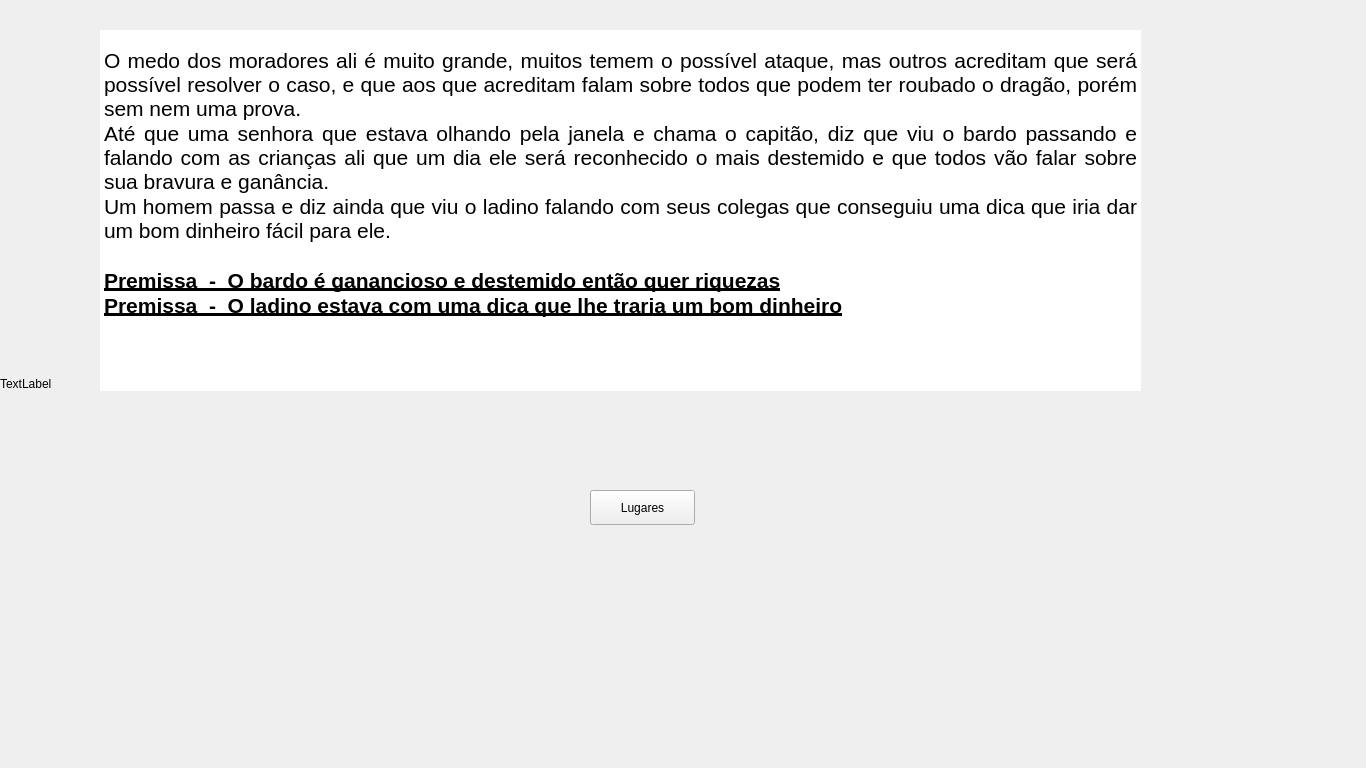
Old version of the form ui/thirteenthwindow.ui in the repository eriklemy/Detetive.
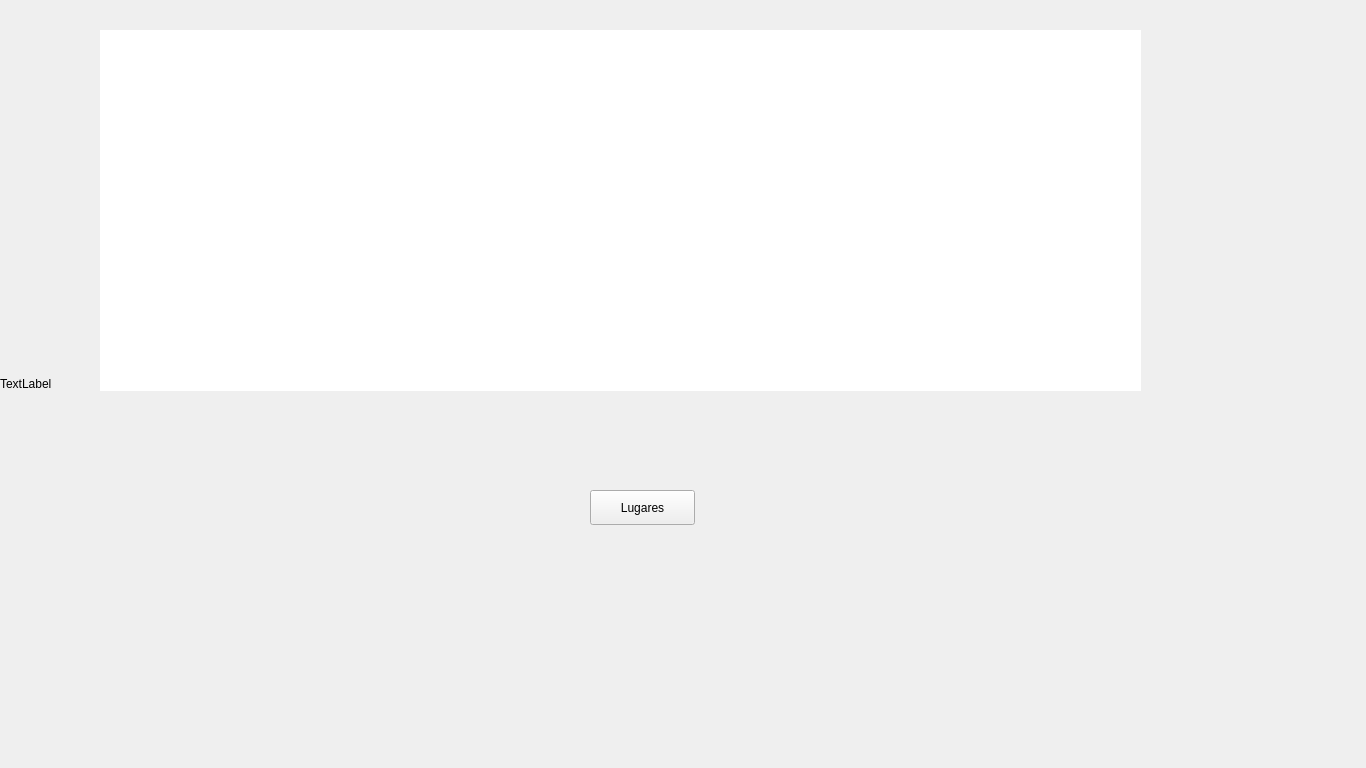
New version of the form.

The edit to the form file:
```diff
--- a/ui/thirteenthwindow.ui
+++ b/ui/thirteenthwindow.ui
@@ -76,12 +76,12 @@
 p, li { white-space: pre-wrap; }
 &lt;/style&gt;&lt;/head&gt;&lt;body style=&quot; font-family:'Segoe UI'; font-size:9pt; font-weight:400; font-style:normal;&quot;&gt;
 &lt;p align=&quot;justify&quot; style=&quot;-qt-paragraph-type:empty; margin-top:0px; margin-bottom:0px; margin-left:0px; margin-right:0px; -qt-block-indent:0; text-indent:0px;&quot;&gt;&lt;br /&gt;&lt;/p&gt;
-&lt;p align=&quot;justify&quot; style=&quot; margin-top:0px; margin-bottom:0px; margin-left:0px; margin-right:0px; -qt-block-indent:0; text-indent:0px;&quot;&gt;&lt;span style=&quot; font-size:16pt;&quot;&gt;O medo dos moradores ali é muito grande, muitos temem o possível ataque, mas outros acreditam que será possível resolver o caso, e que aos que acreditam falam sobre todos que podem ter roubado o dragão, porém sem nem uma prova. &lt;/span&gt;&lt;/p&gt;
-&lt;p align=&quot;justify&quot; style=&quot; margin-top:0px; margin-bottom:0px; margin-left:0px; margin-right:0px; -qt-block-indent:0; text-indent:0px;&quot;&gt;&lt;span style=&quot; font-size:16pt;&quot;&gt;Até que uma senhora que estava olhando pela janela e chama o capitão, diz que viu o bardo passando e falando com as crianças ali que um dia ele será reconhecido o mais destemido e que todos vão falar sobre sua bravura e ganância.&lt;/span&gt;&lt;/p&gt;
-&lt;p align=&quot;justify&quot; style=&quot; margin-top:0px; margin-bottom:0px; margin-left:0px; margin-right:0px; -qt-block-indent:0; text-indent:0px;&quot;&gt;&lt;span style=&quot; font-size:16pt;&quot;&gt;Um homem passa e diz ainda que viu o ladino falando com seus colegas que conseguiu uma dica que iria dar um bom dinheiro fácil para ele.&lt;/span&gt;&lt;/p&gt;
-&lt;p align=&quot;justify&quot; style=&quot;-qt-paragraph-type:empty; margin-top:0px; margin-bottom:0px; margin-left:0px; margin-right:0px; -qt-block-indent:0; text-indent:0px; font-size:16pt;&quot;&gt;&lt;br /&gt;&lt;/p&gt;
-&lt;p align=&quot;justify&quot; style=&quot; margin-top:0px; margin-bottom:0px; margin-left:0px; margin-right:0px; -qt-block-indent:0; text-indent:0px;&quot;&gt;&lt;span style=&quot; font-size:16pt; font-weight:700; text-decoration: underline;&quot;&gt;Premissa  -  O bardo é ganancioso e destemido então quer riquezas&lt;/span&gt;&lt;/p&gt;
-&lt;p align=&quot;justify&quot; style=&quot; margin-top:0px; margin-bottom:0px; margin-left:0px; margin-right:0px; -qt-block-indent:0; text-indent:0px;&quot;&gt;&lt;span style=&quot; font-size:16pt; font-weight:700; text-decoration: underline;&quot;&gt;Premissa  -  O ladino estava com uma dica que lhe traria um bom dinheiro&lt;/span&gt;&lt;/p&gt;&lt;/body&gt;&lt;/html&gt;</string>
+&lt;p align=&quot;justify&quot; style=&quot; margin-top:0px; margin-bottom:0px; margin-left:0px; margin-right:0px; -qt-block-indent:0; text-indent:0px;&quot;&gt;&lt;span style=&quot; font-size:16pt; color:#ffffff;&quot;&gt;O medo dos moradores ali é muito grande, muitos temem o possível ataque, mas outros acreditam que será possível resolver o caso, e que aos que acreditam falam sobre todos que podem ter roubado o dragão, porém sem nem uma prova. &lt;/span&gt;&lt;/p&gt;
+&lt;p align=&quot;justify&quot; style=&quot; margin-top:0px; margin-bottom:0px; margin-left:0px; margin-right:0px; -qt-block-indent:0; text-indent:0px;&quot;&gt;&lt;span style=&quot; font-size:16pt; color:#ffffff;&quot;&gt;Até que uma senhora que estava olhando pela janela e chama o capitão, diz que viu o bardo passando e falando com as crianças ali que um dia ele será reconhecido o mais destemido e que todos vão falar sobre sua bravura e ganância.&lt;/span&gt;&lt;/p&gt;
+&lt;p align=&quot;justify&quot; style=&quot; margin-top:0px; margin-bottom:0px; margin-left:0px; margin-right:0px; -qt-block-indent:0; text-indent:0px;&quot;&gt;&lt;span style=&quot; font-size:16pt; color:#ffffff;&quot;&gt;Um homem passa e diz ainda que viu o ladino falando com seus colegas que conseguiu uma dica que iria dar um bom dinheiro fácil para ele.&lt;/span&gt;&lt;/p&gt;
+&lt;p align=&quot;justify&quot; style=&quot;-qt-paragraph-type:empty; margin-top:0px; margin-bottom:0px; margin-left:0px; margin-right:0px; -qt-block-indent:0; text-indent:0px; font-size:16pt; color:#ffffff;&quot;&gt;&lt;br /&gt;&lt;/p&gt;
+&lt;p align=&quot;justify&quot; style=&quot; margin-top:0px; margin-bottom:0px; margin-left:0px; margin-right:0px; -qt-block-indent:0; text-indent:0px;&quot;&gt;&lt;span style=&quot; font-size:16pt; font-weight:700; text-decoration: underline; color:#ffffff;&quot;&gt;Premissa  -  O bardo é ganancioso e destemido então quer riquezas&lt;/span&gt;&lt;/p&gt;
+&lt;p align=&quot;justify&quot; style=&quot; margin-top:0px; margin-bottom:0px; margin-left:0px; margin-right:0px; -qt-block-indent:0; text-indent:0px;&quot;&gt;&lt;span style=&quot; font-size:16pt; font-weight:700; text-decoration: underline; color:#ffffff;&quot;&gt;Premissa  -  O ladino estava com uma dica que lhe traria um bom dinheiro&lt;/span&gt;&lt;/p&gt;&lt;/body&gt;&lt;/html&gt;</string>
     </property>
    </widget>
   </widget>
```
